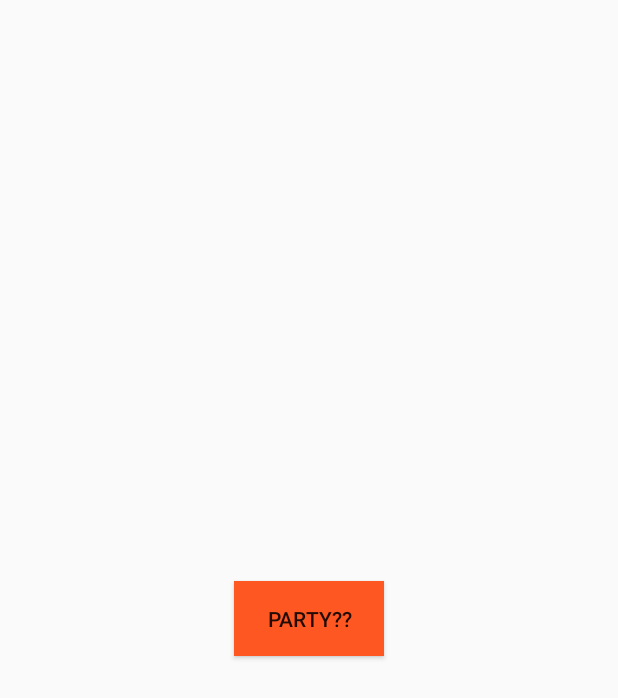
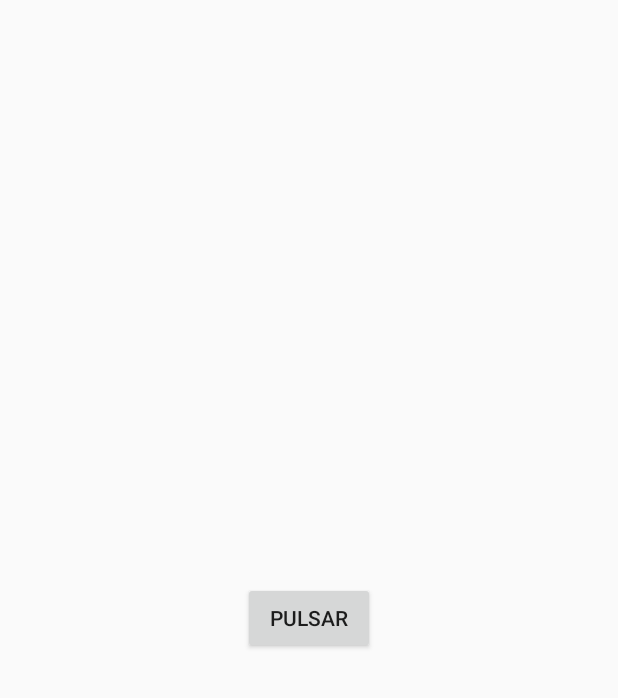
Before and after one commit to smorcor744/Evento, an Android app built with Jetpack Compose: the layout main.xml on its own in the app's theme, with its tools: preview values and no code run, on a phone screen of 412 x 824 dp. Shown: the top 698 px of the screen. Run offline under Robolectric (Android 15) with nearby library versions, the phone set to English and light mode, and no system bars.

```diff
--- a/app/src/main/res/layout/main.xml
+++ b/app/src/main/res/layout/main.xml
@@ -1,22 +1,22 @@
 <?xml version="1.0" encoding="utf-8"?>
-<androidx.constraintlayout.widget.ConstraintLayout xmlns:android="http://schemas.android.com/apk/res/android"
+<androidx.constraintlayout.widget.ConstraintLayout
+    xmlns:android="http://schemas.android.com/apk/res/android"
+    xmlns:tools="http://schemas.android.com/tools"
     xmlns:app="http://schemas.android.com/apk/res-auto"
-    xmlns:tools="http://schemas.android.com/tools"
-    android:id="@+id/layout"
+    android:id="@+id/button"
     android:layout_width="match_parent"
     android:layout_height="match_parent"
-    android:fitsSystemWindows="true"
     tools:context=".MainActivity">
+
 
     <Button
         android:id="@+id/boton"
-        android:layout_width="100dp"
-        android:layout_height="50dp"
-        android:background="#FF5722"
-        android:text="Party??"
-        app:layout_constraintTop_toTopOf="parent"
+        android:layout_width="wrap_content"
+        android:layout_height="wrap_content"
+        android:text="Pulsar"
         app:layout_constraintBottom_toBottomOf="parent"
+        app:layout_constraintEnd_toEndOf="parent"
         app:layout_constraintStart_toStartOf="parent"
-        app:layout_constraintEnd_toEndOf="parent" />
+        app:layout_constraintTop_toTopOf="parent" />
 
 </androidx.constraintlayout.widget.ConstraintLayout>
```
Also changed, not shown: app/src/main/java/com/example/eventoo/MainActivity.kt (+22 -9 lines).
